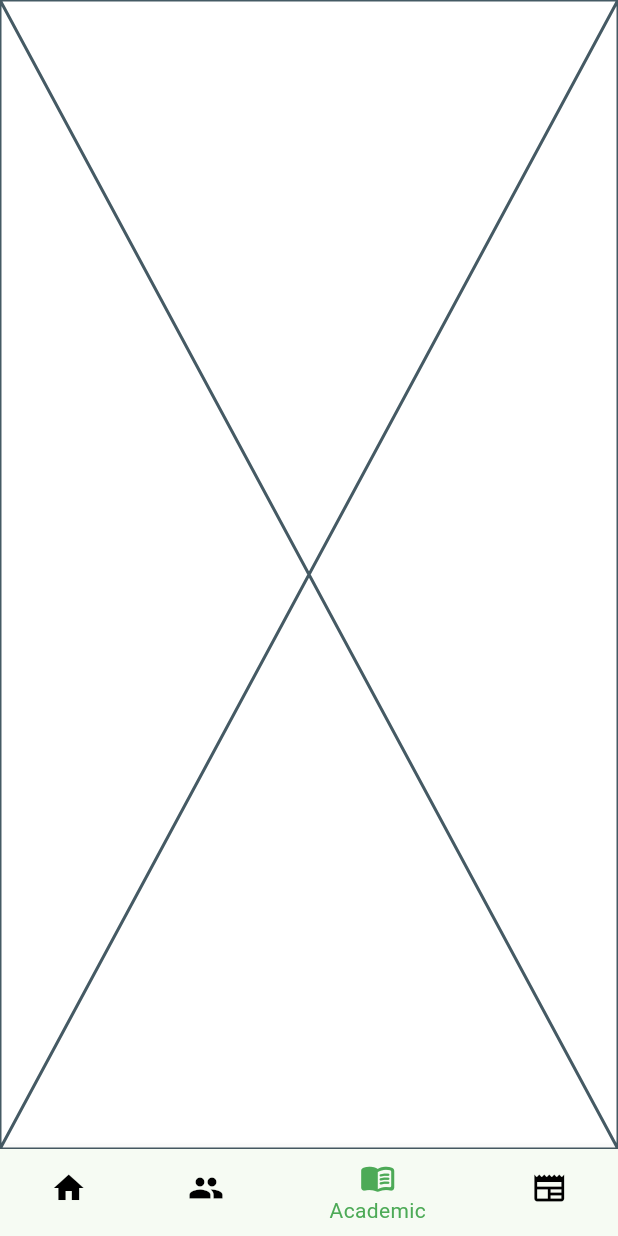
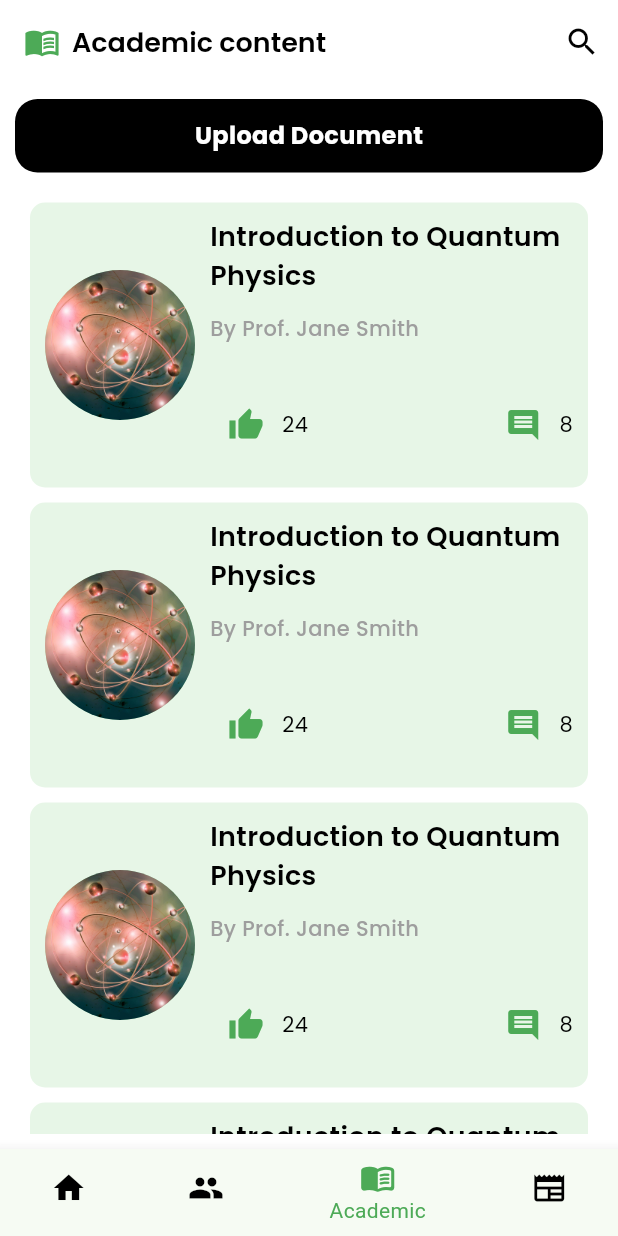
Before and after one commit to studyfi/StudyFi_Frontend, a Flutter app: the screen it shows after launch, item 3 of the bottom bar chosen, on a phone screen of 412 x 824 dp. Run offline on Flutter 3.47's test engine with Material 3 defaults, Android fonts, the phone set to English and light mode, and no system bars; our stand-ins replace flutter_spinkit, google_fonts.

Commit message:
created academic content upload screens

```diff
--- /dev/null
+++ b/lib/components/academic_content.dart
@@ -0,0 +1,109 @@
+import 'package:flutter/material.dart';
+import 'package:studyfi/components/custom_poppins_text.dart';
+import 'package:studyfi/constants.dart';
+import 'package:studyfi/screens/academic/comment_page.dart';
+
+class AcademicContent extends StatelessWidget {
+  final String imagePath;
+  final String title;
+  final String description;
+
+  const AcademicContent({
+    super.key,
+    required this.imagePath,
+    required this.title,
+    required this.description,
+  });
+
+  @override
+  Widget build(BuildContext context) {
+    return Container(
+      margin: EdgeInsets.only(top: 10),
+      padding: EdgeInsets.all(10),
+      height: 190,
+      decoration: BoxDecoration(
+        borderRadius: BorderRadius.circular(10),
+        color: Constants.lgreen,
+      ),
+      child: Row(
+        children: [
+          CircleAvatar(
+            radius: 50,
+            backgroundImage: AssetImage(imagePath),
+          ),
+          SizedBox(
+            width: 10,
+          ),
+          Expanded(
+            child: Column(
+                mainAxisAlignment: MainAxisAlignment.start,
+                crossAxisAlignment: CrossAxisAlignment.start,
+                children: [
+                  CustomPoppinsText(
+                    color: Colors.black,
+                    fontSize: 18,
+                    fontWeight: FontWeight.w600,
+                    text: title,
+                  ),
+                  SizedBox(
+                    height: 12,
+                  ),
+                  CustomPoppinsText(
+                    color: Colors.grey,
+                    fontSize: 14,
+                    fontWeight: FontWeight.w500,
+                    text: description,
+                  ),
+                  SizedBox(
+                    height: 30,
+                  ),
+                  Row(
+                    mainAxisAlignment: MainAxisAlignment.spaceBetween,
+                    children: [
+                      Row(
+                        children: [
+                          IconButton(
+                            icon: Icon(
+                              Icons.thumb_up,
+                              color: Constants.dgreen,
+                            ), // Icon properties
+                            onPressed: () {},
+                          ),
+                          CustomPoppinsText(
+                              text: "24",
+                              fontSize: 14,
+                              fontWeight: FontWeight.w400,
+                              color: Colors.black)
+                        ],
+                      ),
+                      Row(
+                        children: [
+                          IconButton(
+                            icon: Icon(
+                              Icons.comment,
+                              color: Constants.dgreen,
+                            ), // Icon properties
+                            onPressed: () {
+                              Navigator.push(
+                                context,
+                                MaterialPageRoute(
+                                    builder: (context) => CommentPage()),
+                              );
+                            },
+                          ),
+                          CustomPoppinsText(
+                              text: "8",
+                              fontSize: 14,
+                              fontWeight: FontWeight.w400,
+                              color: Colors.black)
+                        ],
+                      ),
+                    ],
+                  ),
+                ]),
+          ),
+        ],
+      ),
+    );
+  }
+}
--- a/lib/screens/academic/academic_page.dart
+++ b/lib/screens/academic/academic_page.dart
@@ -1,10 +1,81 @@
 import 'package:flutter/material.dart';
+import 'package:studyfi/components/academic_content.dart';
+import 'package:studyfi/components/button.dart';
+import 'package:studyfi/components/custom_poppins_text.dart';
+import 'package:studyfi/constants.dart';
+import 'package:studyfi/screens/academic/search_page.dart';
+import 'package:studyfi/screens/academic/upload_page.dart';
 
-class AcademicPage extends StatelessWidget {
+class AcademicPage extends StatefulWidget {
   const AcademicPage({super.key});
 
   @override
+  State<AcademicPage> createState() => _AcademicPageState();
+}
+
+class _AcademicPageState extends State<AcademicPage> {
+  final List<String> items = List.generate(10, (index) => "Item ${index + 1}");
+
+  @override
   Widget build(BuildContext context) {
-    return const Placeholder();
+    return Scaffold(
+      backgroundColor: Colors.white,
+      appBar: AppBar(
+        backgroundColor: Colors.white,
+        title: Row(
+          children: [
+            Icon(
+              Icons.menu_book_outlined,
+              color: Constants.dgreen,
+            ),
+            SizedBox(width: 8),
+            CustomPoppinsText(
+                text: "Academic content",
+                fontSize: 18,
+                fontWeight: FontWeight.w600,
+                color: Colors.black)
+          ],
+        ),
+        actions: [
+          IconButton(
+            icon: Icon(Icons.search, color: Colors.black),
+            onPressed: () {
+              Navigator.push(
+                context,
+                MaterialPageRoute(builder: (context) => SearchPage()),
+              );
+            },
+          ),
+        ],
+      ),
+      body: Padding(
+        padding: const EdgeInsets.all(10),
+        child: Column(
+          children: [
+            Button(
+                buttonText: "Upload Document",
+                onTap: () {
+                  Navigator.push(
+                    context,
+                    MaterialPageRoute(builder: (context) => UploadPage()),
+                  );
+                },
+                buttonColor: Colors.black),
+            Expanded(
+              child: ListView.builder(
+                itemCount: items.length, // Number of items
+                padding: EdgeInsets.all(10),
+                itemBuilder: (context, index) {
+                  return AcademicContent(
+                      imagePath: "assets/quantum_physics.jpg",
+                      title: "Introduction to Quantum Physics",
+                      description: "By Prof. Jane Smith");
+                },
+              ),
+            ),
+          ],
+        ),
+      ),
+    );
   }
 }
--- a/lib/screens/groups/add_members_page.dart
+++ b/lib/screens/groups/add_members_page.dart
@@ -33,9 +33,9 @@ class AddMembersPage extends StatelessWidget {
         padding: EdgeInsets.all(10),
         itemBuilder: (context, index) {
           return Member(
-              imagePath: "assets/community.jpg",
-              title: "Community Helpers",
-              description: "Join us in making a difference in our community.");
+            imagePath: "assets/profile2.jpg",
+            name: "Rachel Green",
+          );
         },
       ),
     );
--- a/pubspec.yaml
+++ b/pubspec.yaml
@@ -15,6 +15,7 @@ dependencies:
   cupertino_icons: ^1.0.8
   google_fonts: ^6.2.1
   flutter_spinkit: ^5.2.1
+  flutter_staggered_grid_view: ^0.7.0
 
 dev_dependencies:
   flutter_test:
```
Also changed, not shown: lib/components/member.dart (+9 -26 lines), lib/screens/academic/comment_page.dart (added, +50 -0 lines), lib/screens/academic/search_page.dart (added, +148 -0 lines), lib/screens/academic/upload_page.dart (added, +59 -0 lines), assets/profile2.jpg (added), assets/quantum_physics.jpg (added), pubspec.lock.
